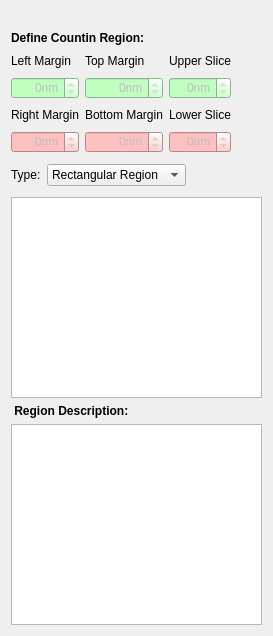
Before: the Qt Designer form plugins/CountingRegion/CountingRegion.ui in FelixdelasPozas/EspINA, drawn with Qt 5.
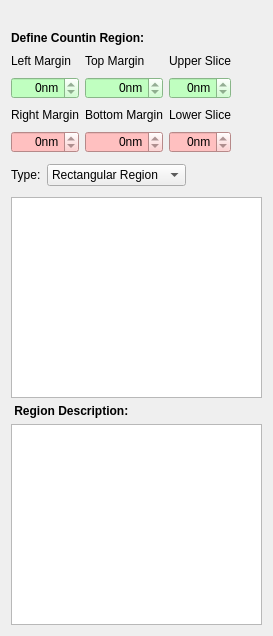
After: the same form once the commit is applied. Icons and pictures are not drawn.

Commit message: Updating Display and Interaction of Rectangular Bounding Regions

```diff
--- a/plugins/CountingRegion/CountingRegion.ui
+++ b/plugins/CountingRegion/CountingRegion.ui
@@ -72,7 +72,7 @@
      <item row="3" column="1">
       <widget class="QSpinBox" name="leftMargin">
        <property name="enabled">
-        <bool>false</bool>
+        <bool>true</bool>
        </property>
        <property name="styleSheet">
         <string notr="true">background-color:rgb(192, 255, 192)</string>
@@ -91,7 +91,7 @@
      <item row="3" column="2">
       <widget class="QSpinBox" name="topMargin">
        <property name="enabled">
-        <bool>false</bool>
+        <bool>true</bool>
        </property>
        <property name="autoFillBackground">
         <bool>false</bool>
@@ -113,7 +113,7 @@
      <item row="3" column="3">
       <widget class="QSpinBox" name="upperSlice">
        <property name="enabled">
-        <bool>false</bool>
+        <bool>true</bool>
        </property>
        <property name="styleSheet">
         <string notr="true">background-color:rgb(192, 255, 192)</string>
@@ -153,7 +153,7 @@
      <item row="5" column="1">
       <widget class="QSpinBox" name="rightMargin">
        <property name="enabled">
-        <bool>false</bool>
+        <bool>true</bool>
        </property>
        <property name="styleSheet">
         <string notr="true">background-color:rgb(255, 192, 192)</string>
@@ -172,7 +172,7 @@
      <item row="5" column="2">
       <widget class="QSpinBox" name="bottomMargin">
        <property name="enabled">
-        <bool>false</bool>
+        <bool>true</bool>
        </property>
        <property name="styleSheet">
         <string notr="true">background-color:rgb(255, 192, 192)</string>
@@ -191,7 +191,7 @@
      <item row="5" column="3">
       <widget class="QSpinBox" name="lowerSlice">
        <property name="enabled">
-        <bool>false</bool>
+        <bool>true</bool>
        </property>
        <property name="styleSheet">
         <string notr="true">background-color:rgb(255, 192, 192)</string>
```
The commit also changes 22 other files.
